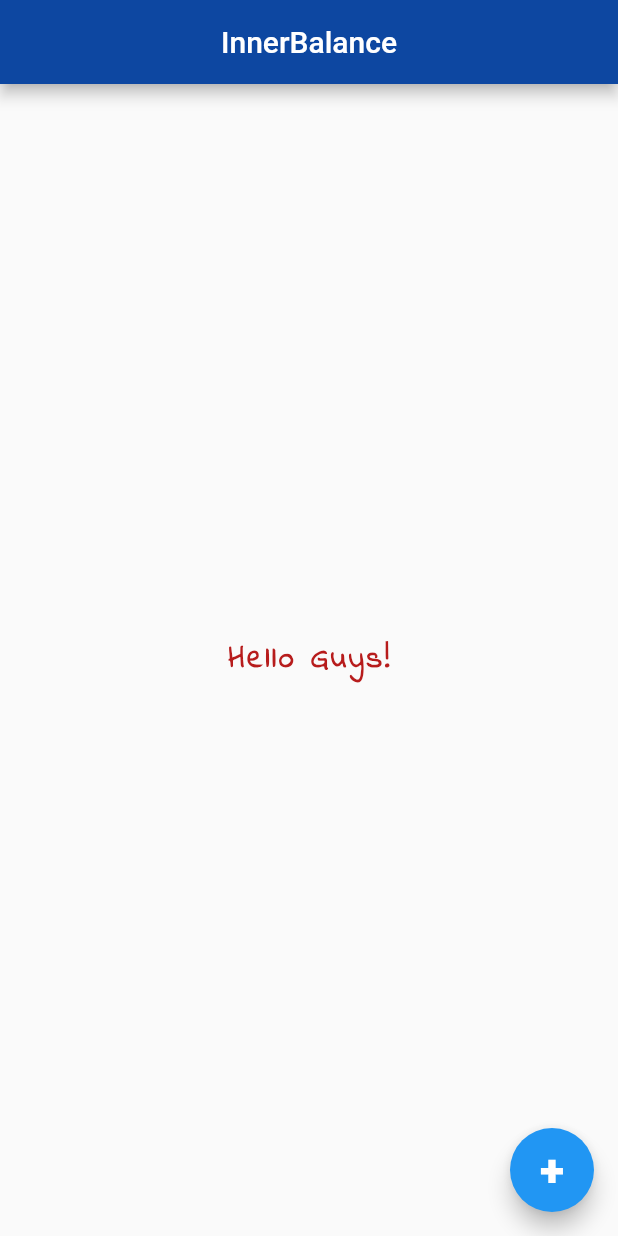
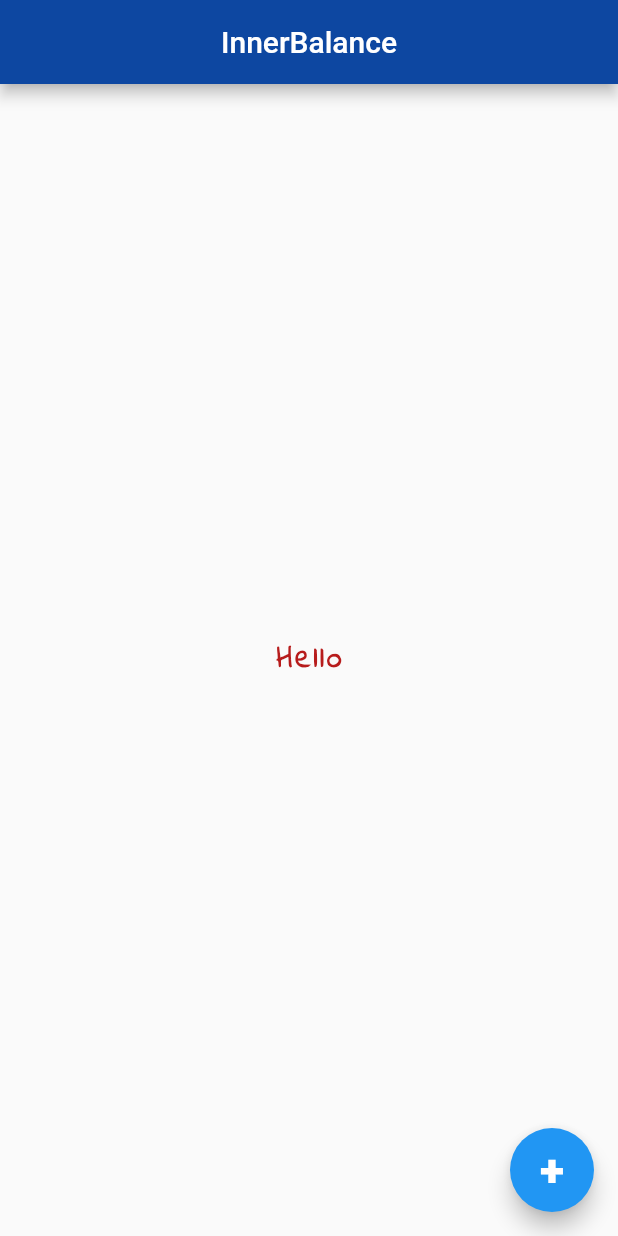
Before and after one commit to Hrishi0304/FlutterLearning, a Flutter app: the screen it shows after launch, on a phone screen of 412 x 824 dp. Run offline on Flutter 3.47's test engine with Material 2 defaults, Android fonts, the phone set to English and light mode, and no system bars.

Commit message:
Second sample commit

```diff
--- a/lib/main.dart
+++ b/lib/main.dart
@@ -19,7 +19,7 @@ class Home extends StatelessWidget {
       ),
       body: Center(
         child: Text(
-          'Hello Guys!',
+          'Hello',
           style: TextStyle(
               fontSize: 20.0,
               fontWeight: FontWeight.w600,
```
